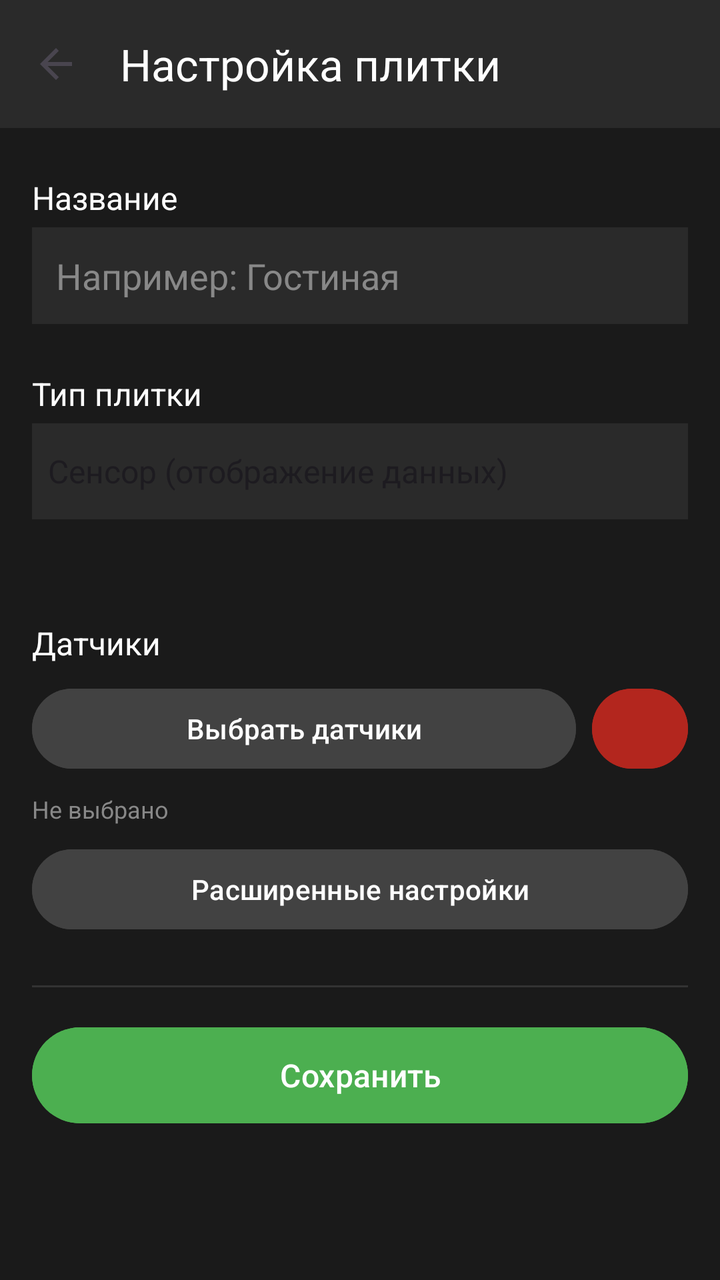
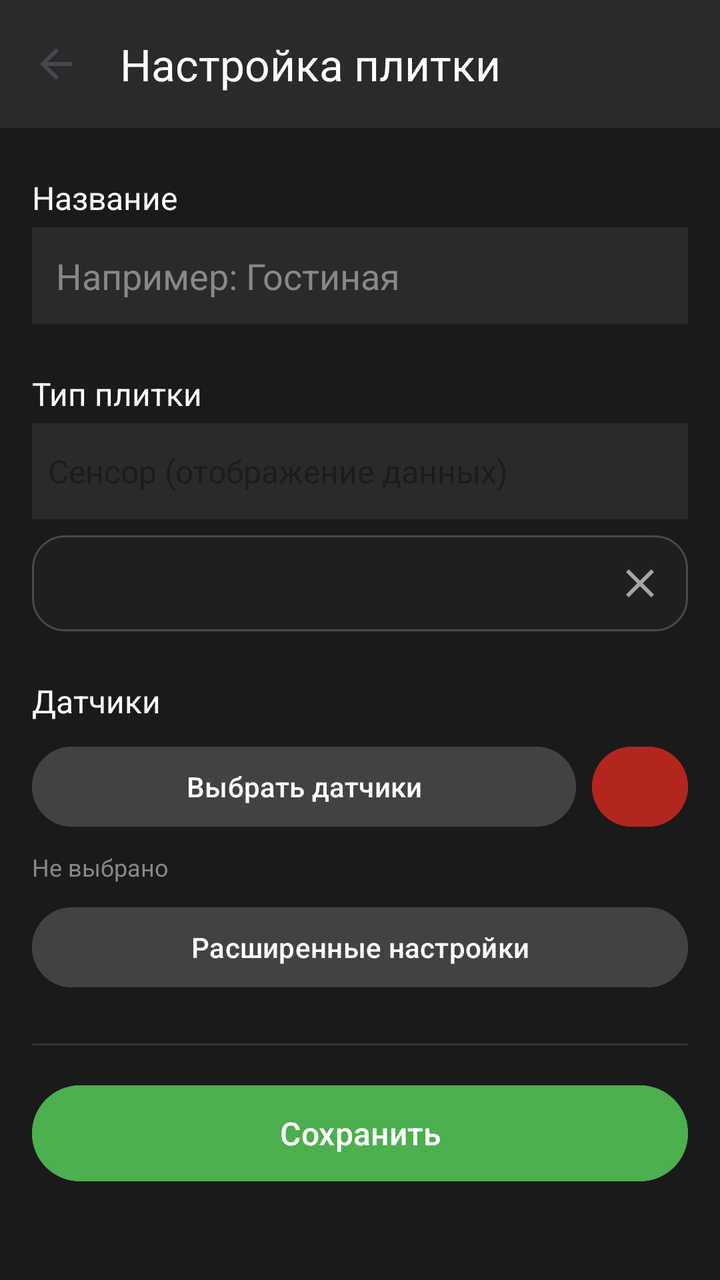

The first picture is an Android layout as it rendered before a commit; the second is the same layout after the commit. The layout source and the unified diff follow.
<!-- AndroidManifest.xml: application theme Theme.SmartHomeDashboard -->
<!-- res/layout/activity_tile_settings.xml -->
<?xml version="1.0" encoding="utf-8"?>
<LinearLayout xmlns:android="http://schemas.android.com/apk/res/android"
    xmlns:app="http://schemas.android.com/apk/res-auto"
    android:layout_width="match_parent"
    android:layout_height="match_parent"
    android:orientation="vertical"
    android:background="#1A1A1A">

    <androidx.appcompat.widget.Toolbar
        android:id="@+id/toolbar"
        android:layout_width="match_parent"
        android:layout_height="?attr/actionBarSize"
        android:background="#2A2A2A"
        app:navigationIcon="?attr/homeAsUpIndicator"
        app:title="@string/tile_settings_title"
        app:titleTextColor="#FFFFFF" />

    <ScrollView
        android:layout_width="match_parent"
        android:layout_height="match_parent"
        android:padding="16dp">

        <LinearLayout
            android:layout_width="match_parent"
            android:layout_height="wrap_content"
            android:orientation="vertical">

            <TextView
                android:layout_width="wrap_content"
                android:layout_height="wrap_content"
                android:text="@string/tile_title_label"
                android:textColor="#FFFFFF"
                android:textSize="16sp"
                android:layout_marginTop="8dp"
                android:layout_marginBottom="4dp" />

            <EditText
                android:id="@+id/etTileTitle"
                android:layout_width="match_parent"
                android:layout_height="wrap_content"
                android:background="#2A2A2A"
                android:textColor="#FFFFFF"
                android:textColorHint="#888888"
                android:padding="12dp"
                android:hint="@string/tile_title_hint" />

            <TextView
                android:layout_width="wrap_content"
                android:layout_height="wrap_content"
                android:text="@string/tile_type_label"
                android:textColor="#FFFFFF"
                android:textSize="16sp"
                android:layout_marginTop="24dp"
                android:layout_marginBottom="4dp" />

            <Spinner
                android:id="@+id/spinnerTileType"
                android:layout_width="match_parent"
                android:layout_height="48dp"
                android:background="#2A2A2A"
                android:entries="@array/tile_types" />

            
            <TextView
                android:id="@+id/tvTileTypeHint"
                android:layout_width="match_parent"
                android:layout_height="wrap_content"
                android:layout_marginTop="8dp"
                android:textColor="#9E9E9E"
                android:textSize="14sp" />

            
            <TextView
                android:id="@+id/tvButtonSizeLabel"
                android:layout_width="wrap_content"
                android:layout_height="wrap_content"
                android:text="Размер кнопки (px)"
                android:textColor="#FFFFFF"
                android:textSize="16sp"
                android:layout_marginTop="24dp"
                android:layout_marginBottom="4dp"
                android:visibility="gone" />

            <EditText
                android:id="@+id/etButtonSize"
                android:layout_width="match_parent"
                android:layout_height="wrap_content"
                android:background="#2A2A2A"
                android:textColor="#FFFFFF"
                android:textColorHint="#888888"
                android:padding="12dp"
                android:hint="160"
                android:inputType="number"
                android:visibility="gone" />

            <TextView
                android:layout_width="wrap_content"
                android:layout_height="wrap_content"
                android:text="@string/sensors_label"
                android:textColor="#FFFFFF"
                android:textSize="16sp"
                android:layout_marginTop="24dp"
                android:layout_marginBottom="8dp" />

            <LinearLayout
                android:layout_width="match_parent"
                android:layout_height="wrap_content"
                android:orientation="horizontal">
                <Button
                    android:id="@+id/btnSelectSensors"
                    android:layout_width="0dp"
                    android:layout_height="48dp"
                    android:layout_weight="1"
                    android:text="@string/select_sensors"
                    android:backgroundTint="#424242" />
                <Button
                    android:id="@+id/btnClearSensors"
                    android:layout_width="48dp"
                    android:layout_height="48dp"
                    android:text="✕"
                    android:layout_marginStart="8dp"
                    android:backgroundTint="#B3261E" />
            </LinearLayout>

            <TextView
                android:id="@+id/tvSelectedSensors"
                android:layout_width="match_parent"
                android:layout_height="wrap_content"
                android:layout_marginTop="8dp"
                android:text="@string/none_selected"
                android:textColor="#888888"
                android:textSize="12sp" />

            <Button
                android:id="@+id/btnEditChildren"
                android:layout_width="match_parent"
                android:layout_height="48dp"
                android:layout_marginTop="8dp"
                android:text="Редактировать группу"
                android:backgroundTint="#FF9800"
                android:visibility="gone" />

            <Button
                android:id="@+id/btnAdvanced"
                android:layout_width="match_parent"
                android:layout_height="48dp"
                android:layout_marginTop="8dp"
                android:text="Расширенные настройки"
                android:backgroundTint="#424242" />

            <View
                android:layout_width="match_parent"
                android:layout_height="1dp"
                android:background="#333333"
                android:layout_marginTop="24dp" />

            <Button
                android:id="@+id/btnSave"
                android:layout_width="match_parent"
                android:layout_height="56dp"
                android:layout_marginTop="16dp"
                android:text="@string/save"
                android:textColor="#FFFFFF"
                android:backgroundTint="#4CAF50"
                android:textSize="16sp" />

            <Button
                android:id="@+id/btnDelete"
                android:layout_width="match_parent"
                android:layout_height="56dp"
                android:layout_marginTop="8dp"
                android:text="@string/delete"
                android:textColor="#FFFFFF"
                android:backgroundTint="#FF5555"
                android:textSize="16sp"
                android:visibility="gone" />

        </LinearLayout>
    </ScrollView>
</LinearLayout>
<!-- resources referenced by this layout -->
<resources>
  <string-array name="tile_types">
          <item>Сенсор (отображение данных)</item>
          <item>Кнопка (управление)</item>
          <item>Группа (контейнер)</item>
          <item>Батарея (SOC %)</item>
          <item>Часы</item>
          <item>Погода</item>
      </string-array>
  <string name="delete">Удалить</string>
  <string name="none_selected">Не выбрано</string>
  <string name="save">Сохранить</string>
  <string name="select_sensors">Выбрать датчики</string>
  <string name="sensors_label">Датчики</string>
  <string name="tile_settings_title">Настройка плитки</string>
  <string name="tile_title_hint">Например: Гостиная</string>
  <string name="tile_title_label">Название</string>
  <string name="tile_type_label">Тип плитки</string>
  <style name="Theme.SmartHomeDashboard" parent="Base.Theme.SmartHomeDashboard" />
  <style name="Base.Theme.SmartHomeDashboard" parent="Theme.Material3.DayNight.NoActionBar">
      </style>
</resources>

<!-- the commit's change to res/layout/activity_tile_settings.xml (unified diff, before → after) -->
@@ -61,13 +61,36 @@
                 android:entries="@array/tile_types" />
 
             
-            <TextView
-                android:id="@+id/tvTileTypeHint"
-                android:layout_width="match_parent"
-                android:layout_height="wrap_content"
-                android:layout_marginTop="8dp"
-                android:textColor="#9E9E9E"
-                android:textSize="14sp" />
+            <LinearLayout
+                android:id="@+id/tileTypeHint"
+                android:layout_width="match_parent"
+                android:layout_height="wrap_content"
+                android:layout_marginTop="8dp"
+                android:background="@drawable/bg_hint"
+                android:gravity="center_vertical"
+                android:orientation="horizontal"
+                android:paddingStart="12dp"
+                android:paddingEnd="0dp">
+
+                <TextView
+                    android:id="@+id/tvTileTypeHint"
+                    android:layout_width="0dp"
+                    android:layout_height="wrap_content"
+                    android:layout_weight="1"
+                    android:paddingTop="8dp"
+                    android:paddingBottom="8dp"
+                    android:textColor="#BDBDBD"
+                    android:textSize="14sp" />
+
+                <ImageButton
+                    android:id="@+id/btnTileTypeHintClose"
+                    android:layout_width="48dp"
+                    android:layout_height="48dp"
+                    android:background="?attr/selectableItemBackgroundBorderless"
+                    android:contentDescription="Закрыть подсказку"
+                    android:src="@drawable/ic_close"
+                    app:tint="#99FFFFFF" />
+            </LinearLayout>
 
             
             <TextView
<!-- resource entries referenced after the edit -->
@@ -8,6 +8,23 @@
           <item>Часы</item>
           <item>Погода</item>
       </string-array>
+  <!-- drawable bg_hint (drawable) -->
+  <?xml version="1.0" encoding="utf-8"?>
+  <shape xmlns:android="http://schemas.android.com/apk/res/android" android:shape="rectangle">
+      <solid android:color="#E6202020" />
+      <stroke android:width="1dp" android:color="#33FFFFFF" />
+      <corners android:radius="16dp" />
+  </shape>
+  <!-- drawable ic_close (drawable) -->
+  <vector xmlns:android="http://schemas.android.com/apk/res/android"
+      android:width="24dp"
+      android:height="24dp"
+      android:viewportWidth="24"
+      android:viewportHeight="24">
+      <path
+          android:fillColor="#FFFFFFFF"
+          android:pathData="M19,6.41L17.59,5 12,10.59 6.41,5 5,6.41 10.59,12 5,17.59 6.41,19 12,13.41 17.59,19 19,17.59 13.41,12z" />
+  </vector>
   <string name="delete">Удалить</string>
   <string name="none_selected">Не выбрано</string>
   <string name="save">Сохранить</string>
